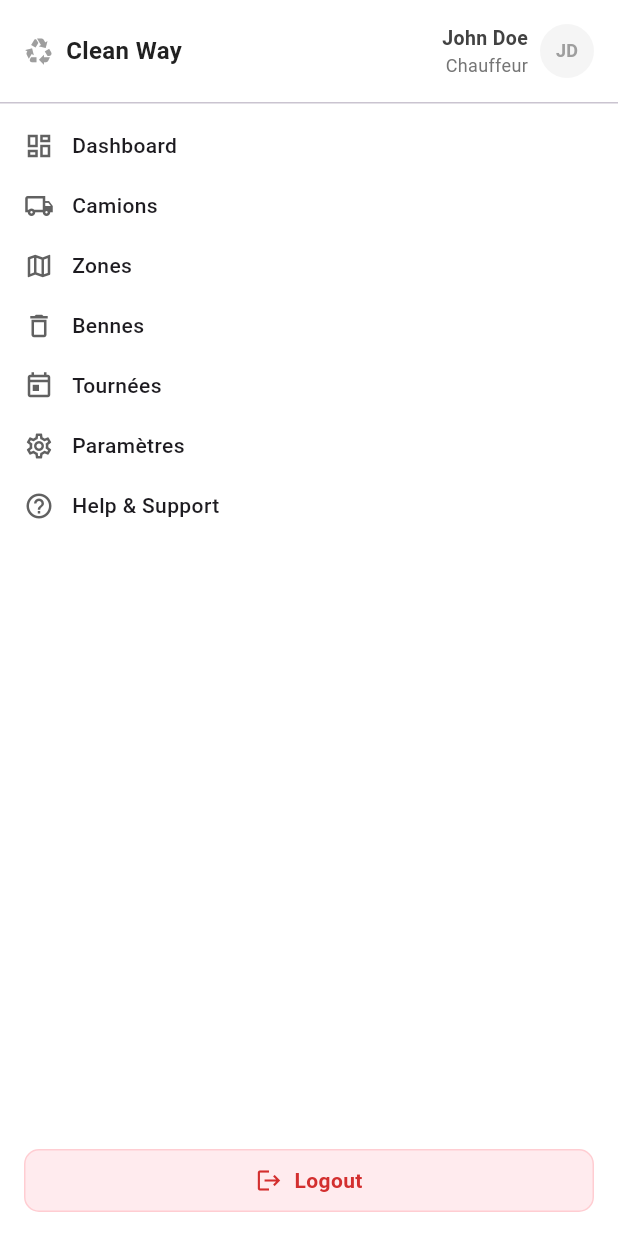
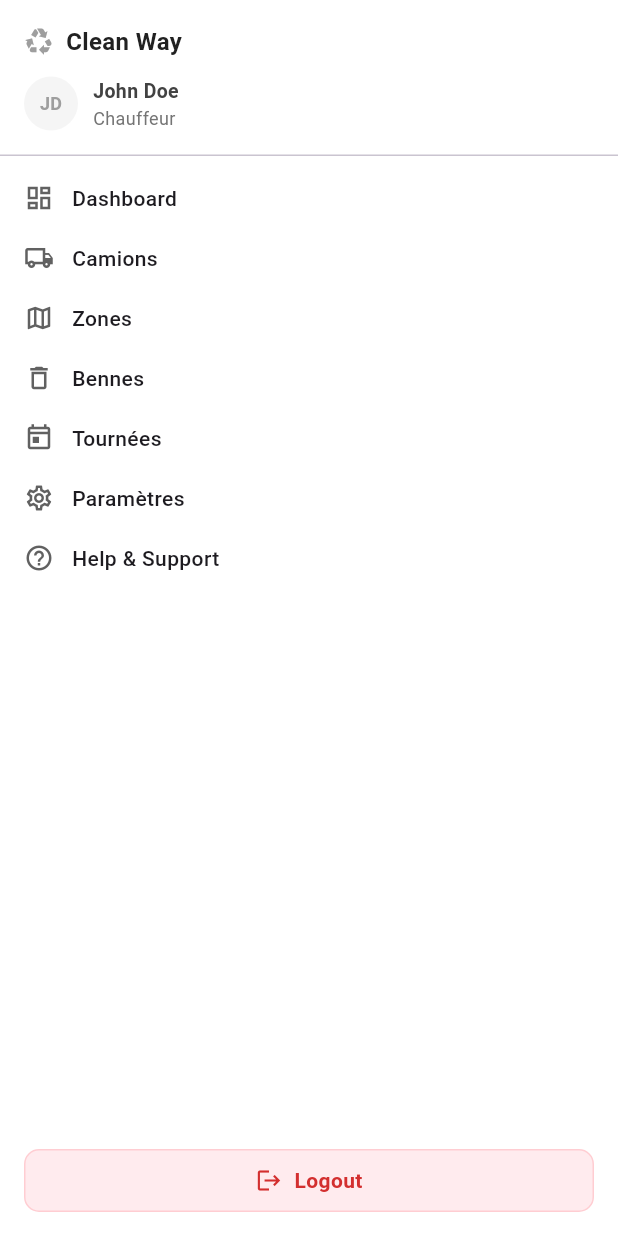
Before and after one commit to JihaneBoulahri/clean_way_frontend, a Flutter app: the DashboardSidebar widget shown alone on an empty page, opened directly with empty values, on a phone screen of 412 x 824 dp. Run offline on Flutter 3.47's test engine with Material 3 defaults, Android fonts, the phone set to English and light mode, and no system bars; our stand-ins replace get; network calls fail.

```diff
--- a/lib/core/constants/api_constants.dart
+++ b/lib/core/constants/api_constants.dart
@@ -1,5 +1,5 @@
 class ApiConstants {
-  static const String baseUrl = 'http://10.0.2.2:8000/api';
+  static const String baseUrl = 'http://127.0.0.1:8000/api';
 }
 
 class StatsEndpoint {
--- a/lib/pages/bennes/bennes_page.dart
+++ b/lib/pages/bennes/bennes_page.dart
@@ -174,7 +174,7 @@ void _openSidebar(BuildContext context, Color primaryColor) {
     isScrollControlled: true,
     backgroundColor: Colors.transparent,
     builder: (ctx) {
-      final width = MediaQuery.of(ctx).size.width * 0.6; // 60% width
+      final width = MediaQuery.of(ctx).size.width * 0.65; // 65% width
       return SafeArea(
         child: Align(
           alignment: Alignment.centerLeft,
--- a/lib/pages/driver/dashboard_sidebar.dart
+++ b/lib/pages/driver/dashboard_sidebar.dart
@@ -24,9 +24,10 @@ class DashboardSidebar extends StatelessWidget {
           children: [
             Container(
               padding: const EdgeInsets.all(16),
-              child: Row(
+              child: Column(
+                crossAxisAlignment: CrossAxisAlignment.start,
                 children: [
-                // Logo + nom de l'application à gauche
+                  // Ligne 1 : logo + nom de l'application
                   Row(
                     mainAxisSize: MainAxisSize.min,
                     children: [
@@ -43,13 +44,33 @@ class DashboardSidebar extends StatelessWidget {
                       ),
                     ],
                   ),
-                const Spacer(),
-                // Informations utilisateur (initiales + nom + rôle) à droite
+                  const SizedBox(height: 12),
+                  // Ligne 2 : profil utilisateur (avatar + nom + rôle)
                   Row(
-                  mainAxisSize: MainAxisSize.min,
                     children: [
-                    Column(
-                      crossAxisAlignment: CrossAxisAlignment.end,
+                      CircleAvatar(
+                        radius: 18,
+                        backgroundColor: primaryColor.withOpacity(0.1),
+                        child: Text(
+                          () {
+                            final parts = userName.trim().split(RegExp(r'\s+'));
+                            if (parts.isEmpty) return '';
+                            final f = parts[0].isNotEmpty ? parts[0][0] : '';
+                            final l =
+                                parts.length > 1 && parts[1].isNotEmpty ? parts[1][0] : '';
+                            return (f + l).toUpperCase();
+                          }(),
+                          style: TextStyle(
+                            color: primaryColor,
+                            fontWeight: FontWeight.w700,
+                            fontSize: 12,
+                          ),
+                        ),
+                      ),
+                      const SizedBox(width: 10),
+                      Expanded(
+                        child: Column(
+                          crossAxisAlignment: CrossAxisAlignment.start,
                           children: [
                             Text(
                               userName,
@@ -69,24 +90,6 @@ class DashboardSidebar extends StatelessWidget {
                               overflow: TextOverflow.ellipsis,
                             ),
                           ],
-                    ),
-                    const SizedBox(width: 8),
-                    CircleAvatar(
-                      radius: 18,
-                      backgroundColor: primaryColor.withOpacity(0.1),
-                      child: Text(
-                        () {
-                          final parts = userName.trim().split(RegExp(r'\s+'));
-                          if (parts.isEmpty) return '';
-                          final f = parts[0].isNotEmpty ? parts[0][0] : '';
-                          final l = parts.length > 1 && parts[1].isNotEmpty ? parts[1][0] : '';
-                          return (f + l).toUpperCase();
-                        }(),
-                        style: TextStyle(
-                          color: primaryColor,
-                          fontWeight: FontWeight.w700,
-                          fontSize: 12,
-                        ),
                         ),
                       ),
                     ],
```
Lines whose indentation alone changed are shown as unchanged.
